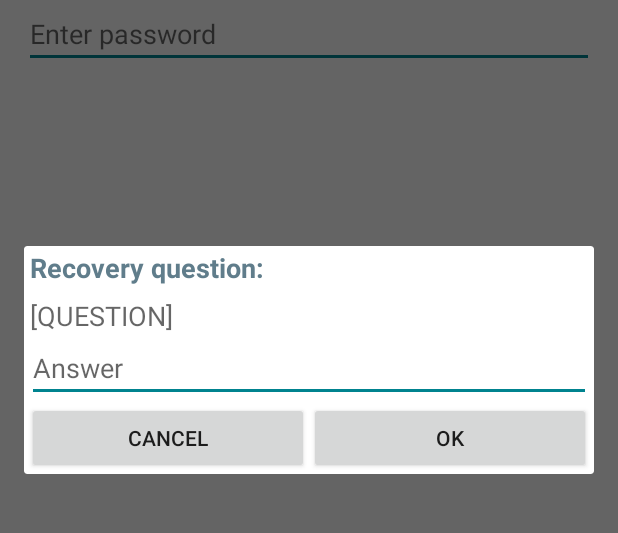
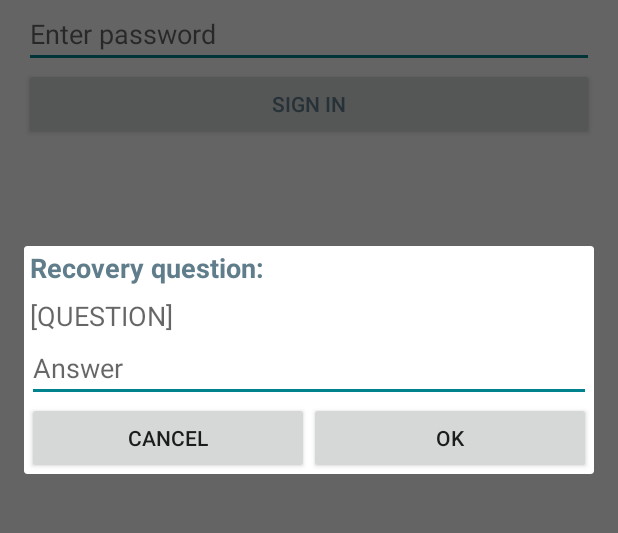
Before and after one commit to vparthas/LockPad, an Android app: the screen it shows after launch (LoginActivity), in the options menu, after a tap on "Forgot password?", on a phone screen of 412 x 824 dp, the part 258-791 px from its top. Run offline under Robolectric (Android 15) with nearby library versions, the light colour scheme and no system bars; 1 statement that could not run was skipped.

Commit message:
Add close on pause4 setting and subit button

```diff
--- a/app/src/main/java/com/varunp/padlock/activities/LoginActivity.java
+++ b/app/src/main/java/com/varunp/padlock/activities/LoginActivity.java
@@ -51,6 +51,7 @@ public class LoginActivity extends AppCompatActivity
 
     EditText m_passwordEntry;
     RelativeLayout page_layout;
+    Button m_enter;
 
     @Override
     protected void onCreate(Bundle savedInstanceState)
@@ -105,6 +106,30 @@ public class LoginActivity extends AppCompatActivity
                 }
 
                 return false;
+            }
+        });
+
+        m_enter = (Button)findViewById(R.id.login_enter_button);
+        m_enter.setOnClickListener(new View.OnClickListener() {
+            @Override
+            public void onClick(final View v)
+            {
+                Snackbar.make(v, "Checking password...", Snackbar.LENGTH_INDEFINITE).setAction("Action", null).show();
+
+                new Thread(new Runnable() {
+                    @Override
+                    public void run()
+                    {
+                        runOnUiThread(new Runnable()
+                        {
+                            @Override
+                            public void run()
+                            {
+                                checkPassword(m_passwordEntry.getText().toString(), v);
+                            }
+                        });
+                    }
+                }).start();
             }
         });
     }
--- a/app/src/main/java/com/varunp/padlock/activities/MainActivity.java
+++ b/app/src/main/java/com/varunp/padlock/activities/MainActivity.java
@@ -373,7 +373,7 @@ public class MainActivity extends AppCompatActivity
     {
         super.onResume();
 
-        if(!selectorFlag)
+        if(!selectorFlag && SettingsManager.getBoolean(SettingsManager.CLOSE_ON_PAUSE, true, getApplicationContext()))
         {
             AES256Cipher.setKey(null);
             finish();
--- a/app/src/main/res/layout/activity_login.xml
+++ b/app/src/main/res/layout/activity_login.xml
@@ -47,4 +47,12 @@
         android:layout_below="@id/titleLayout"
         android:imeOptions="actionDone" />
 
+    <Button
+        android:layout_width="match_parent"
+        android:layout_height="wrap_content"
+        android:id="@+id/login_enter_button"
+        android:text="Sign in"
+        android:textColor="@color/colorPrimary"
+        android:layout_below="@id/login_entry"/>
+
 </RelativeLayout>
```
Also changed, not shown: app/src/main/java/com/varunp/padlock/activities/SettingsActivity.java (+48 -3 lines).
